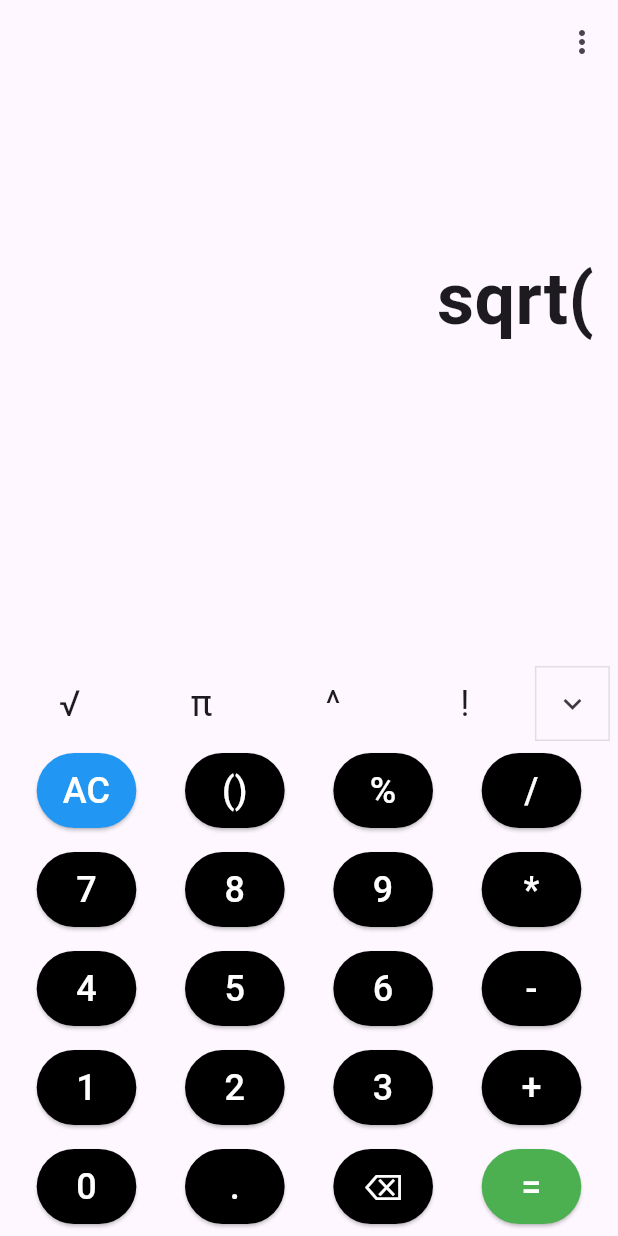
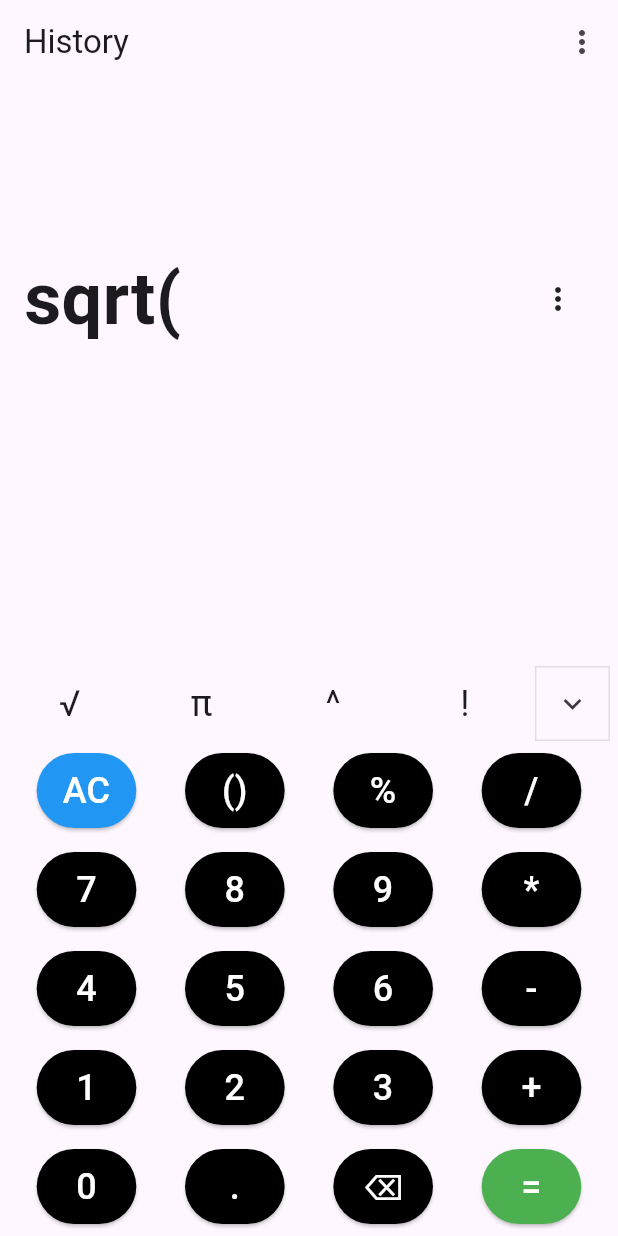
Before and after one commit to Heet-Sheth/calculator, a Flutter app: the screen it shows after launch, after a tap on an icon or button, on a phone screen of 412 x 824 dp. Run offline on Flutter 3.47's test engine with Material 3 defaults, Android fonts, the phone set to English and light mode, and no system bars; our stand-ins replace math_expressions.

Commit message:
Added history to the top and a context menu to the output text box.

```diff
--- a/lib/main.dart
+++ b/lib/main.dart
@@ -1,9 +1,10 @@
 import 'dart:math';
-
 import 'package:flutter/material.dart';
 import 'package:math_expressions/math_expressions.dart';
 import 'package:provider/provider.dart';
 import 'theme_notifier.dart';
+import 'package:intl/intl.dart';
+import 'package:collection/collection.dart';
 
 void main() {
   runApp(
@@ -45,10 +46,24 @@ class CalculatorHomePage extends StatefulWidget {
   CalculatorHomePageState createState() => CalculatorHomePageState();
 }
 
+class HistoryItem {
+  final String expression;
+  final String answer;
+  final DateTime date;
+
+  HistoryItem(this.expression, this.answer, this.date);
+}
+
 class CalculatorHomePageState extends State<CalculatorHomePage> {
   String _output = '', _answer = '';
-  bool _flag = false, _inverse = false, _areRowsVisible = false, _isRad = true;
+  bool _flag = false,
+      _inverse = false,
+      _areRowsVisible = false,
+      _isRad = true,
+      _isHistoryVisible = false;
   int openBracketsCount = 0, closeBracketsCount = 0;
+
+  List<HistoryItem> history = [];
 
   void _onPressed(String buttonText) {
     setState(() {
@@ -132,8 +147,12 @@ class CalculatorHomePageState extends State<CalculatorHomePage> {
       } else if (buttonText == "INV") {
         _inverse = !_inverse;
       } else if (buttonText == '=') {
-        _output = _calculateOutput(_output);
+        String tempAns = _calculateOutput(_output);
+        history.add(HistoryItem(_output, tempAns, DateTime.now()));
+        _output = tempAns;
         _answer = '';
+        openBracketsCount = 0; // Reset the count of opening brackets
+        closeBracketsCount = 0; // Reset the count of closing brackets
       } else if (buttonText == '+' ||
           buttonText == '-' ||
           buttonText == '*' ||
@@ -325,43 +344,73 @@ class CalculatorHomePageState extends State<CalculatorHomePage> {
   Widget build(BuildContext context) {
     return Scaffold(
       appBar: AppBar(
-        actions: [
+        title: const Text('History'),
+        actions: <Widget>[
           PopupMenuButton<String>(
-            onSelected: (value) {
-              if (value == 'History') {
-                // Handle history action
-              } else if (value == 'Choose Theme') {
-                _showThemeSelectionDialog(context);
+            onSelected: (String result) {
+              if (result == 'Clear History') {
+                setState(() {
+                  history.clear();
+                });
               }
             },
             itemBuilder: (BuildContext context) => <PopupMenuEntry<String>>[
               const PopupMenuItem<String>(
-                value: 'History',
-                child: Text('History'),
-              ),
-              const PopupMenuItem<String>(
-                value: 'Choose Theme',
-                child: Text('Choose Theme'),
+                value: 'Clear History',
+                child: Text('Clear History'),
               ),
             ],
           ),
         ],
       ),
       body: Column(
+        crossAxisAlignment: CrossAxisAlignment.start,
         children: <Widget>[
           Expanded(
             child: Container(
               padding: const EdgeInsets.all(16.0),
               alignment: Alignment.bottomRight,
+              child: Row(
+                mainAxisAlignment: MainAxisAlignment.spaceBetween,
+                children: [
+                  Expanded(
                     child: SingleChildScrollView(
                       scrollDirection: Axis.horizontal,
                       child: Text(
                         _output,
+                        textAlign: TextAlign.right,
+                        overflow: TextOverflow.ellipsis,
                         style: const TextStyle(
                           fontSize: 48.0,
                           fontWeight: FontWeight.bold,
                         ),
                       ),
+                    ),
+                  ),
+                  PopupMenuButton<String>(
+                    onSelected: (String result) {
+                      if (result == 'History') {
+                        setState(() {
+                          _isHistoryVisible = !_isHistoryVisible;
+                        });
+                      } else if (result == 'changeTheme') {
+                        _showThemeSelectionDialog(context);
+                      }
+                    },
+                    itemBuilder: (BuildContext context) =>
+                        <PopupMenuEntry<String>>[
+                      const PopupMenuItem<String>(
+                        value: 'History',
+                        child: Text('History'),
+                      ),
+                      const PopupMenuItem<String>(
+                        value: 'changeTheme',
+                        child: Text('Change Theme'),
+                      ),
+                      // Add more PopupMenuItems here
+                    ],
+                  ),
+                ],
               ),
             ),
           ),
--- a/pubspec.yaml
+++ b/pubspec.yaml
@@ -32,6 +32,8 @@ dependencies:
     sdk: flutter
   math_expressions: ^2.0.0
   provider: ^6.1.2
+  intl: ^0.17.0
+  collection: ^1.15.0
 
   # The following adds the Cupertino Icons font to your application.
   # Use with the CupertinoIcons class for iOS style icons.
```
Also changed, not shown: pubspec.lock. Lines whose indentation alone changed are shown as unchanged.
